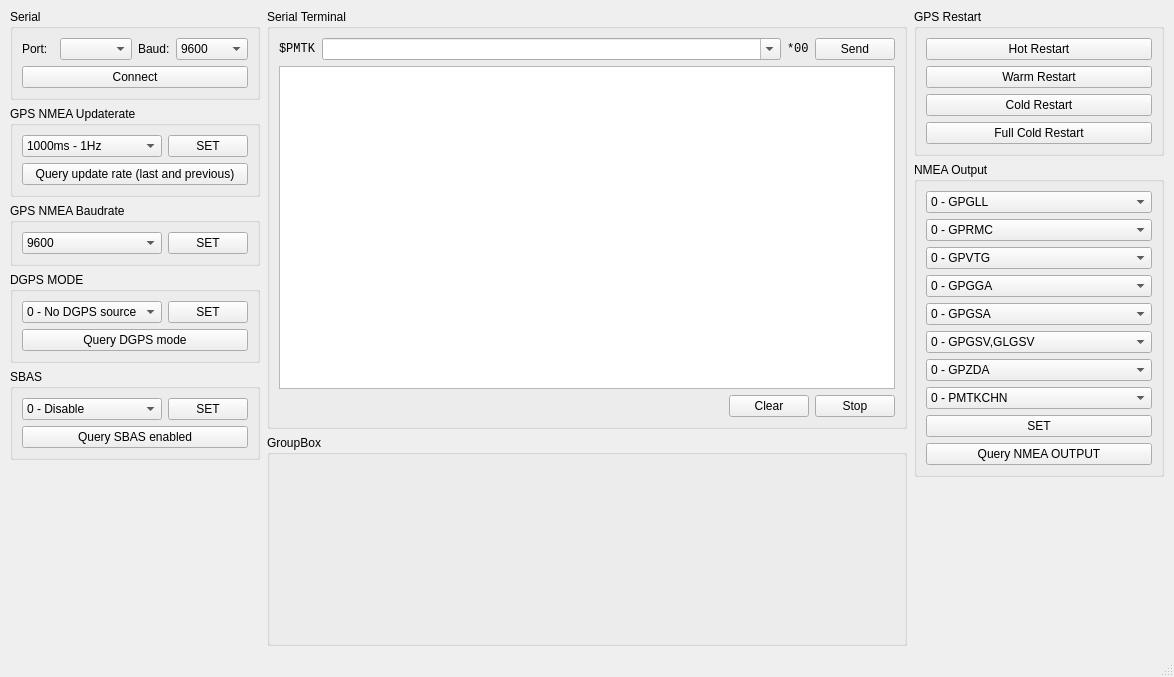
Before: the Qt Designer form GPS_resender/mainwindow.ui in DamianPodrazaCode/GPS_resender, drawn with Qt 5.
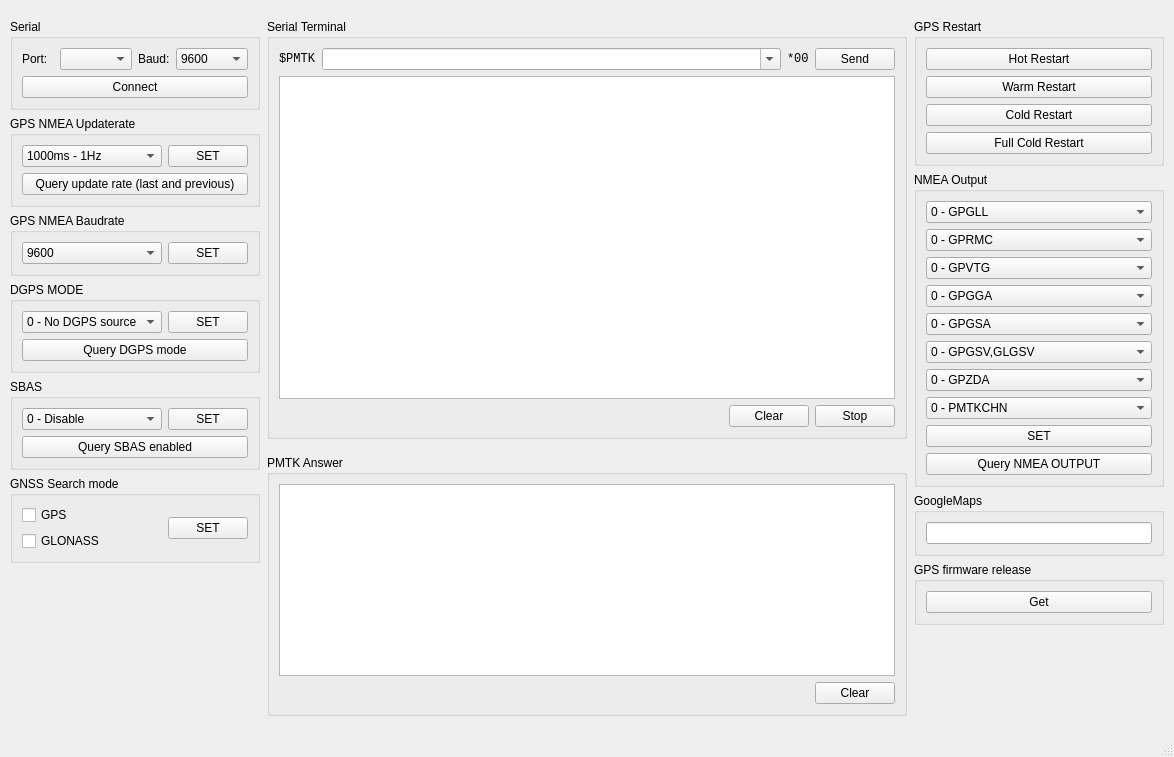
After: the same form once the commit is applied.

Patch:
```diff
--- a/GPS_resender/mainwindow.ui
+++ b/GPS_resender/mainwindow.ui
@@ -7,7 +7,7 @@
     <x>0</x>
     <y>0</y>
     <width>1174</width>
-    <height>677</height>
+    <height>757</height>
    </rect>
   </property>
   <property name="sizePolicy">
@@ -377,6 +377,60 @@
         </layout>
        </widget>
       </item>
+      <item>
+       <widget class="QGroupBox" name="groupBox_11">
+        <property name="sizePolicy">
+         <sizepolicy hsizetype="Fixed" vsizetype="Preferred">
+          <horstretch>0</horstretch>
+          <verstretch>0</verstretch>
+         </sizepolicy>
+        </property>
+        <property name="minimumSize">
+         <size>
+          <width>250</width>
+          <height>0</height>
+         </size>
+        </property>
+        <property name="title">
+         <string>GNSS Search mode</string>
+        </property>
+        <layout class="QGridLayout" name="gridLayout_12">
+         <item row="0" column="0">
+          <widget class="QCheckBox" name="cb_GPS_search">
+           <property name="sizePolicy">
+            <sizepolicy hsizetype="Expanding" vsizetype="Fixed">
+             <horstretch>0</horstretch>
+             <verstretch>0</verstretch>
+            </sizepolicy>
+           </property>
+           <property name="text">
+            <string>GPS</string>
+           </property>
+          </widget>
+         </item>
+         <item row="1" column="0">
+          <widget class="QCheckBox" name="cb_glonass_search">
+           <property name="sizePolicy">
+            <sizepolicy hsizetype="Expanding" vsizetype="Fixed">
+             <horstretch>0</horstretch>
+             <verstretch>0</verstretch>
+            </sizepolicy>
+           </property>
+           <property name="text">
+            <string>GLONASS</string>
+           </property>
+          </widget>
+         </item>
+         <item row="0" column="1" rowspan="2">
+          <widget class="QPushButton" name="pb_GNS_mode">
+           <property name="text">
+            <string>SET</string>
+           </property>
+          </widget>
+         </item>
+        </layout>
+       </widget>
+      </item>
       <item>
        <spacer name="verticalSpacer">
         <property name="orientation">
@@ -884,6 +938,62 @@
         </layout>
        </widget>
       </item>
+      <item>
+       <widget class="QGroupBox" name="groupBox_12">
+        <property name="sizePolicy">
+         <sizepolicy hsizetype="Fixed" vsizetype="Preferred">
+          <horstretch>0</horstretch>
+          <verstretch>0</verstretch>
+         </sizepolicy>
+        </property>
+        <property name="minimumSize">
+         <size>
+          <width>250</width>
+          <height>0</height>
+         </size>
+        </property>
+        <property name="title">
+         <string>GoogleMaps</string>
+        </property>
+        <layout class="QGridLayout" name="gridLayout_13">
+         <item row="0" column="0">
+          <widget class="QLineEdit" name="le_googleMaps">
+           <property name="readOnly">
+            <bool>true</bool>
+           </property>
+          </widget>
+         </item>
+        </layout>
+       </widget>
+      </item>
+      <item>
+       <widget class="QGroupBox" name="groupBox_10">
+        <property name="sizePolicy">
+         <sizepolicy hsizetype="Fixed" vsizetype="Preferred">
+          <horstretch>0</horstretch>
+          <verstretch>0</verstretch>
+         </sizepolicy>
+        </property>
+        <property name="minimumSize">
+         <size>
+          <width>250</width>
+          <height>0</height>
+         </size>
+        </property>
+        <property name="title">
+         <string>GPS firmware release</string>
+        </property>
+        <layout class="QGridLayout" name="gridLayout_11">
+         <item row="0" column="0">
+          <widget class="QPushButton" name="pb_firm">
+           <property name="text">
+            <string>Get</string>
+           </property>
+          </widget>
+         </item>
+        </layout>
+       </widget>
+      </item>
       <item>
        <spacer name="verticalSpacer_2">
         <property name="orientation">
@@ -901,9 +1011,65 @@
     </item>
     <item row="1" column="1">
      <widget class="QGroupBox" name="groupBox_9">
+      <property name="sizePolicy">
+       <sizepolicy hsizetype="Fixed" vsizetype="Fixed">
+        <horstretch>0</horstretch>
+        <verstretch>0</verstretch>
+       </sizepolicy>
+      </property>
+      <property name="minimumSize">
+       <size>
+        <width>640</width>
+        <height>0</height>
+       </size>
+      </property>
       <property name="title">
-       <string>GroupBox</string>
+       <string>PMTK Answer</string>
       </property>
+      <layout class="QGridLayout" name="gridLayout_10">
+       <item row="0" column="0">
+        <widget class="QPlainTextEdit" name="pte_PMTK_answer">
+         <property name="font">
+          <font>
+           <family>Consolas</family>
+          </font>
+         </property>
+         <property name="lineWrapMode">
+          <enum>QPlainTextEdit::NoWrap</enum>
+         </property>
+         <property name="readOnly">
+          <bool>true</bool>
+         </property>
+         <property name="maximumBlockCount">
+          <number>10</number>
+         </property>
+        </widget>
+       </item>
+       <item row="1" column="0">
+        <layout class="QHBoxLayout" name="horizontalLayout_3">
+         <item>
+          <spacer name="horizontalSpacer_2">
+           <property name="orientation">
+            <enum>Qt::Horizontal</enum>
+           </property>
+           <property name="sizeHint" stdset="0">
+            <size>
+             <width>40</width>
+             <height>20</height>
+            </size>
+           </property>
+          </spacer>
+         </item>
+         <item>
+          <widget class="QPushButton" name="pb__PMTK_answer_clear">
+           <property name="text">
+            <string>Clear</string>
+           </property>
+          </widget>
+         </item>
+        </layout>
+       </item>
+      </layout>
      </widget>
     </item>
    </layout>
```
